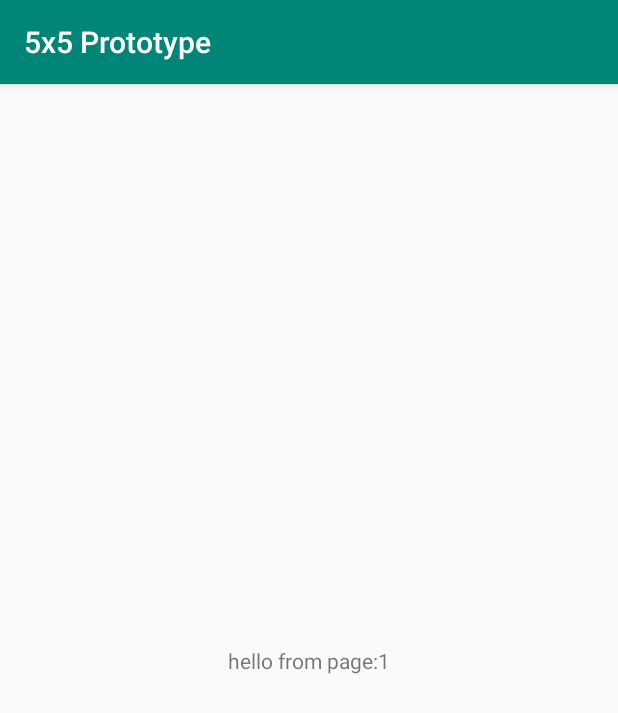
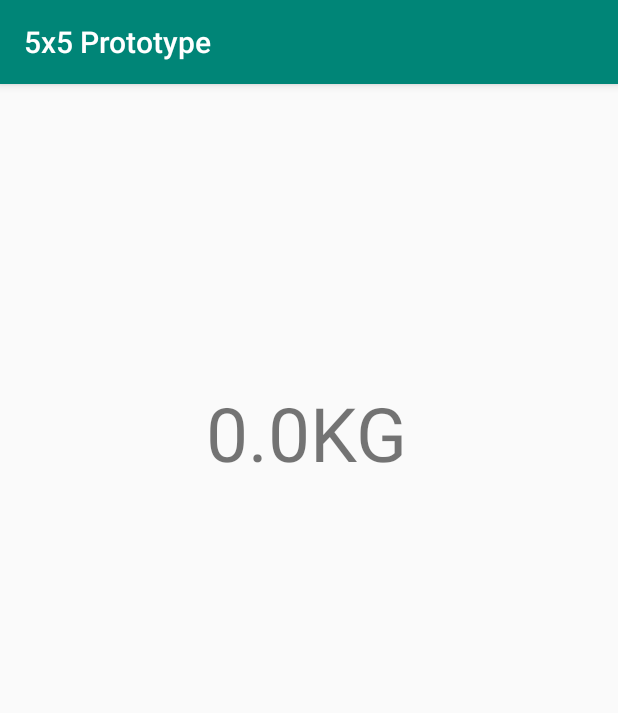
Before and after one commit to sisva18/AndroidBeta, an Android app: the DemoFragment screen opened directly, with no data from a screen before it, on a phone screen of 412 x 824 dp. Shown: the top 713 px of the screen. Run offline under Robolectric (Android 15) with nearby library versions, the phone set to English and light mode, and no system bars.

Commit message:
just fragmenttests

```diff
--- a/AndroidProject-master/app/src/main/java/com/example/a5x5prototype/DatabaseHelper.java
+++ b/AndroidProject-master/app/src/main/java/com/example/a5x5prototype/DatabaseHelper.java
@@ -86,6 +86,20 @@ public class DatabaseHelper extends SQLiteOpenHelper {
             if(cursor.moveToLast()){
                 add=cursor.getDouble(0);
                 data.add(add);
+            }
+        }
+        cursor.close();
+        return data;
+    }
+    public double getLastSquatEntryDouble(){
+        double data = 0;
+        SQLiteDatabase db = this.getReadableDatabase();
+        Cursor cursor = db.query(TABLE_SQUAT, new String[]{COL2},null, null, null, null, null);
+        Double add = null;
+        while(cursor.moveToNext()){
+            if(cursor.moveToLast()){
+
+                data =cursor.getDouble(0);
             }
         }
         cursor.close();
--- a/AndroidProject-master/app/src/main/java/com/example/a5x5prototype/DemoFragment.java
+++ b/AndroidProject-master/app/src/main/java/com/example/a5x5prototype/DemoFragment.java
@@ -2,18 +2,36 @@ package com.example.a5x5prototype;
 
 import android.os.Bundle;
 
+import androidx.annotation.Nullable;
 import androidx.fragment.app.Fragment;
 
+import android.util.Log;
 import android.view.LayoutInflater;
 import android.view.View;
 import android.view.ViewGroup;
 import android.widget.TextView;
+
+import java.util.ArrayList;
 
 
 /**
  * A simple {@link Fragment} subclass.
  */
 public class DemoFragment extends Fragment {
+
+
+    private static final String TAG = "DemoFragment";
+
+    @Override
+    public void onCreate(@Nullable Bundle savedInstanceState) {
+        super.onCreate(savedInstanceState);
+
+
+
+
+    }
+
+    DatabaseHelper mDatabaseHelper;
     private TextView txtView;
     public DemoFragment() {
         // Required empty public constructor
@@ -23,11 +41,14 @@ public class DemoFragment extends Fragment {
     @Override
     public View onCreateView(LayoutInflater inflater, ViewGroup container,
                              Bundle savedInstanceState) {
+
+        DatabaseHelper db = new DatabaseHelper(getActivity());
         // Inflate the layout for this fragment
         View view = inflater.inflate(R.layout.fragment_demo, container, false);
         txtView = view.findViewById(R.id.txt_display);
         String message = getArguments().getString("message");
-        txtView.setText(message);
+        txtView.setText(db.getLastSquatEntryDouble()*0.8+"KG");
+
 
         return view;
     }
--- a/AndroidProject-master/app/src/main/java/com/example/a5x5prototype/FragmentDemoAdapter.java
+++ b/AndroidProject-master/app/src/main/java/com/example/a5x5prototype/FragmentDemoAdapter.java
@@ -1,5 +1,6 @@
 package com.example.a5x5prototype;
 
+import android.content.Context;
 import android.os.Bundle;
 
 import androidx.annotation.NonNull;
@@ -7,10 +8,17 @@ import androidx.fragment.app.Fragment;
 import androidx.fragment.app.FragmentManager;
 import androidx.fragment.app.FragmentPagerAdapter;
 
+import java.util.ArrayList;
+
 public class FragmentDemoAdapter extends FragmentPagerAdapter {
+
+    DatabaseHelper mDatabaseHelper;
     public FragmentDemoAdapter(@NonNull FragmentManager fm) {
         super(fm, BEHAVIOR_RESUME_ONLY_CURRENT_FRAGMENT);
+
     }
+
+
 
     @NonNull
     @Override
@@ -21,7 +29,9 @@ public class FragmentDemoAdapter extends FragmentPagerAdapter {
         bundle.putString("message", "hello from page:"+position);
         demoFragment.setArguments(bundle);
         return demoFragment;
+
     }
+
 
     @Override
     public int getCount() {
--- a/AndroidProject-master/app/src/main/java/com/example/a5x5prototype/TestFragmentsActivity.java
+++ b/AndroidProject-master/app/src/main/java/com/example/a5x5prototype/TestFragmentsActivity.java
@@ -14,6 +14,7 @@ public class TestFragmentsActivity extends AppCompatActivity {
         setContentView(R.layout.activity_test_fragments);
         viewPager = findViewById(R.id.pager);
         adapter = new FragmentDemoAdapter(getSupportFragmentManager());
+
         viewPager.setAdapter(adapter);
 
     }
--- a/AndroidProject-master/app/src/main/res/layout/activity_test_fragments.xml
+++ b/AndroidProject-master/app/src/main/res/layout/activity_test_fragments.xml
@@ -7,9 +7,14 @@
     tools:context=".TestFragmentsActivity">
 
 
-
     <androidx.viewpager.widget.ViewPager
         android:layout_width="match_parent"
         android:layout_height="match_parent"
-        android:id="@+id/pager"/>
+        android:id="@+id/pager">
+
+
+
+    </androidx.viewpager.widget.ViewPager>
+
+
 </androidx.constraintlayout.widget.ConstraintLayout>
--- a/AndroidProject-master/app/src/main/res/layout/fragment_demo.xml
+++ b/AndroidProject-master/app/src/main/res/layout/fragment_demo.xml
@@ -8,12 +8,15 @@
 
 
     <TextView
-        android:layout_width="wrap_content"
-        android:layout_height="wrap_content"
         android:id="@+id/txt_display"
-        android:text="@string/hello_blank_fragment"
+        android:layout_width="136dp"
+        android:layout_height="101dp"
+        android:text="Squat"
+        android:textSize="50dp"
         app:layout_constraintBottom_toBottomOf="parent"
         app:layout_constraintEnd_toEndOf="parent"
+        app:layout_constraintHorizontal_bias="0.498"
         app:layout_constraintStart_toStartOf="parent"
-        app:layout_constraintTop_toTopOf="parent" />
+        app:layout_constraintTop_toTopOf="parent"
+        app:layout_constraintVertical_bias="0.298" />
 </androidx.constraintlayout.widget.ConstraintLayout>
```
